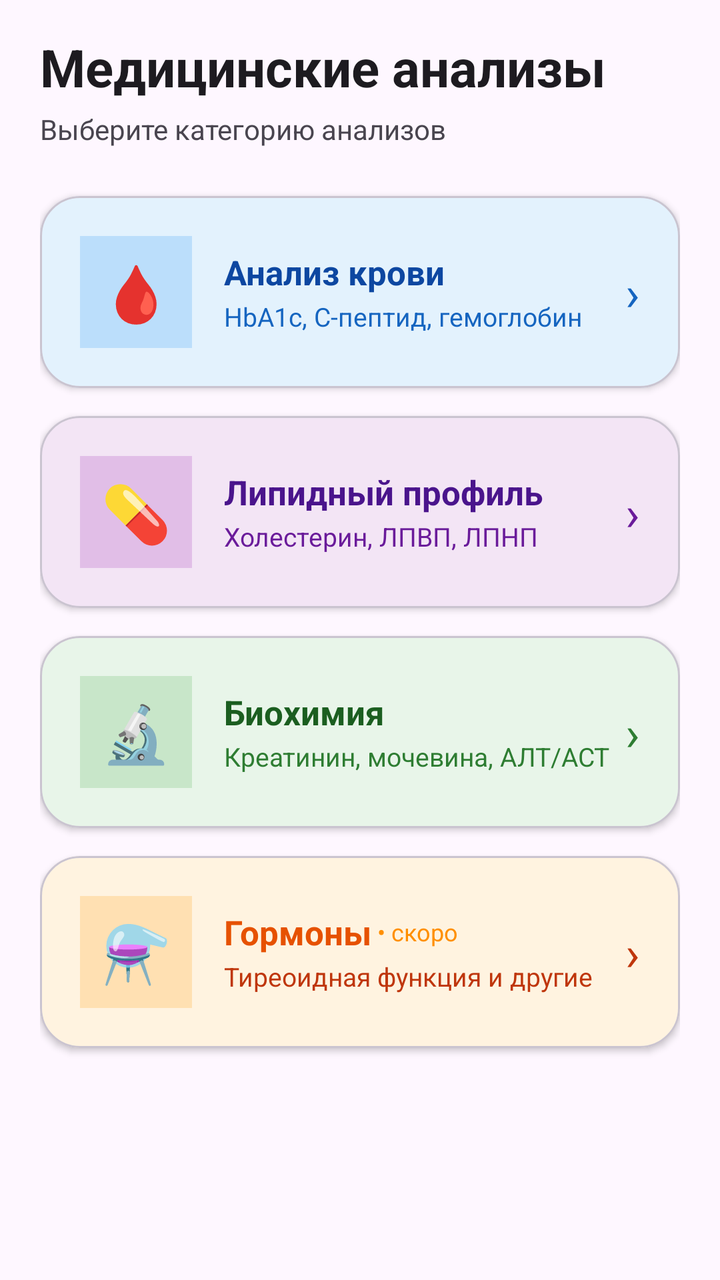
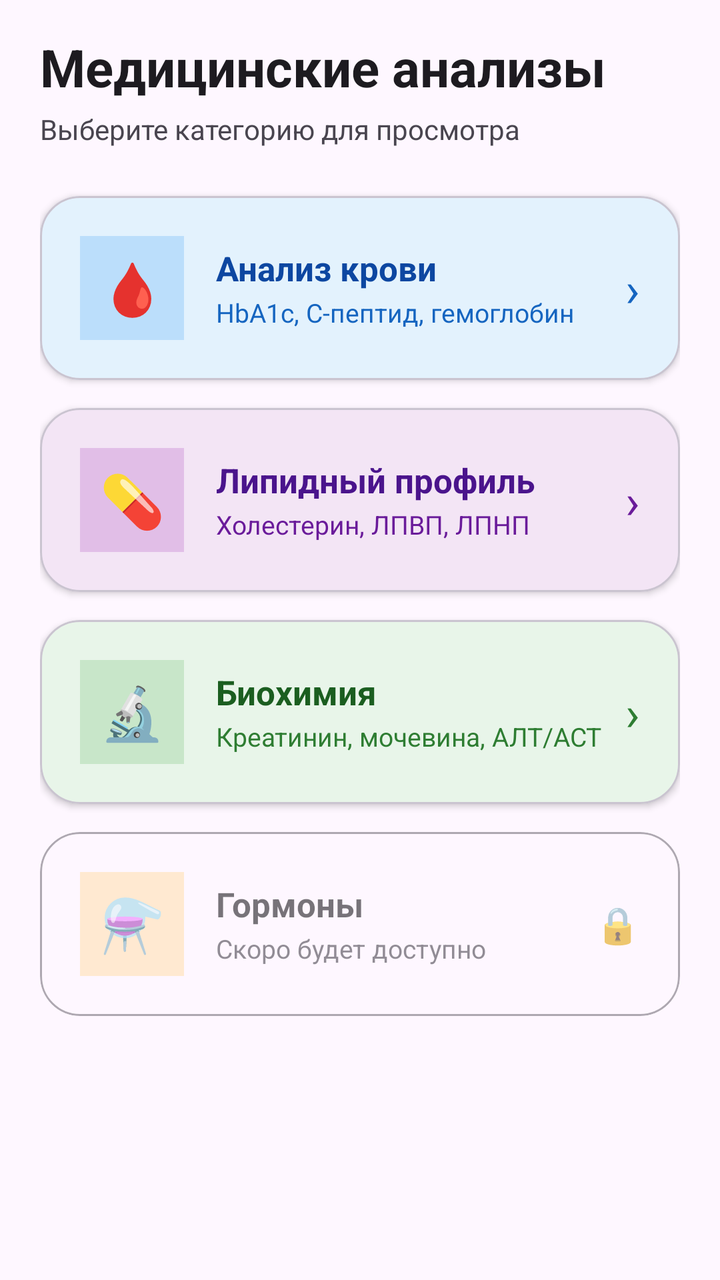

Screens rendered from an Android XML layout before and after an edit, with the pre-edit source and the edit as a unified diff.
<!-- AndroidManifest.xml: application theme Theme.DiaHelp -->
<!-- res/layout/fragment_medical_indications.xml -->
<ScrollView xmlns:android="http://schemas.android.com/apk/res/android" xmlns:app="http://schemas.android.com/apk/res-auto" android:layout_width="match_parent" android:layout_height="match_parent"  android:fillViewport="true">
    <LinearLayout android:layout_width="match_parent" android:layout_height="wrap_content" android:orientation="vertical" android:paddingHorizontal="20dp" android:paddingTop="16dp" android:paddingBottom="32dp">
        
        <TextView android:layout_width="wrap_content" android:layout_height="wrap_content" android:text="Медицинские анализы" android:textSize="26sp" android:textStyle="bold" android:textColor="?attr/colorOnBackground" android:layout_marginBottom="4dp"/>
        <TextView android:layout_width="wrap_content" android:layout_height="wrap_content" android:text="Выберите категорию анализов" android:textSize="14sp" android:textColor="?attr/colorOnSurfaceVariant" android:layout_marginBottom="24dp"/>
        
        <com.google.android.material.card.MaterialCardView android:id="@+id/bloodAnalysis" android:layout_width="match_parent" android:layout_height="wrap_content" android:layout_marginBottom="14dp" android:clickable="true" android:focusable="true" app:cardCornerRadius="20dp" app:cardElevation="2dp" app:cardBackgroundColor="#E3F2FD">
            <LinearLayout android:layout_width="match_parent" android:layout_height="wrap_content" android:orientation="horizontal" android:padding="20dp" android:gravity="center_vertical">
                <TextView android:layout_width="56dp" android:layout_height="56dp" android:text="🩸" android:textSize="28sp" android:gravity="center" android:background="#BBDEFB" android:padding="8dp"/>
                <LinearLayout android:layout_width="0dp" android:layout_height="wrap_content" android:layout_weight="1" android:orientation="vertical" android:paddingStart="16dp">
                    <TextView android:layout_width="wrap_content" android:layout_height="wrap_content" android:text="Анализ крови" android:textSize="17sp" android:textStyle="bold" android:textColor="#0D47A1"/>
                    <TextView android:layout_width="wrap_content" android:layout_height="wrap_content" android:text="HbA1c, C-пептид, гемоглобин" android:textSize="13sp" android:textColor="#1565C0" android:layout_marginTop="2dp"/>
                </LinearLayout>
                <TextView android:layout_width="wrap_content" android:layout_height="wrap_content" android:text="›" android:textSize="24sp" android:textColor="#1565C0"/>
            </LinearLayout>
        </com.google.android.material.card.MaterialCardView>
        
        <com.google.android.material.card.MaterialCardView android:id="@+id/lipidsAnalysis" android:layout_width="match_parent" android:layout_height="wrap_content" android:layout_marginBottom="14dp" android:clickable="true" android:focusable="true" app:cardCornerRadius="20dp" app:cardElevation="2dp" app:cardBackgroundColor="#F3E5F5">
            <LinearLayout android:layout_width="match_parent" android:layout_height="wrap_content" android:orientation="horizontal" android:padding="20dp" android:gravity="center_vertical">
                <TextView android:layout_width="56dp" android:layout_height="56dp" android:text="💊" android:textSize="28sp" android:gravity="center" android:background="#E1BEE7" android:padding="8dp"/>
                <LinearLayout android:layout_width="0dp" android:layout_height="wrap_content" android:layout_weight="1" android:orientation="vertical" android:paddingStart="16dp">
                    <TextView android:layout_width="wrap_content" android:layout_height="wrap_content" android:text="Липидный профиль" android:textSize="17sp" android:textStyle="bold" android:textColor="#4A148C"/>
                    <TextView android:layout_width="wrap_content" android:layout_height="wrap_content" android:text="Холестерин, ЛПВП, ЛПНП" android:textSize="13sp" android:textColor="#6A1B9A" android:layout_marginTop="2dp"/>
                </LinearLayout>
                <TextView android:layout_width="wrap_content" android:layout_height="wrap_content" android:text="›" android:textSize="24sp" android:textColor="#6A1B9A"/>
            </LinearLayout>
        </com.google.android.material.card.MaterialCardView>
        
        <com.google.android.material.card.MaterialCardView android:id="@+id/biochemAnalysis" android:layout_width="match_parent" android:layout_height="wrap_content" android:layout_marginBottom="14dp" android:clickable="true" android:focusable="true" app:cardCornerRadius="20dp" app:cardElevation="2dp" app:cardBackgroundColor="#E8F5E9">
            <LinearLayout android:layout_width="match_parent" android:layout_height="wrap_content" android:orientation="horizontal" android:padding="20dp" android:gravity="center_vertical">
                <TextView android:layout_width="56dp" android:layout_height="56dp" android:text="🔬" android:textSize="28sp" android:gravity="center" android:background="#C8E6C9" android:padding="8dp"/>
                <LinearLayout android:layout_width="0dp" android:layout_height="wrap_content" android:layout_weight="1" android:orientation="vertical" android:paddingStart="16dp">
                    <TextView android:layout_width="wrap_content" android:layout_height="wrap_content" android:text="Биохимия" android:textSize="17sp" android:textStyle="bold" android:textColor="#1B5E20"/>
                    <TextView android:layout_width="wrap_content" android:layout_height="wrap_content" android:text="Креатинин, мочевина, АЛТ/АСТ" android:textSize="13sp" android:textColor="#2E7D32" android:layout_marginTop="2dp"/>
                </LinearLayout>
                <TextView android:layout_width="wrap_content" android:layout_height="wrap_content" android:text="›" android:textSize="24sp" android:textColor="#2E7D32"/>
            </LinearLayout>
        </com.google.android.material.card.MaterialCardView>
        
        <com.google.android.material.card.MaterialCardView android:id="@+id/hormonesAnalysis" android:layout_width="match_parent" android:layout_height="wrap_content" android:layout_marginBottom="14dp" android:clickable="true" android:focusable="true" app:cardCornerRadius="20dp" app:cardElevation="2dp" app:cardBackgroundColor="#FFF3E0">
            <LinearLayout android:layout_width="match_parent" android:layout_height="wrap_content" android:orientation="horizontal" android:padding="20dp" android:gravity="center_vertical">
                <TextView android:layout_width="56dp" android:layout_height="56dp" android:text="⚗️" android:textSize="28sp" android:gravity="center" android:background="#FFE0B2" android:padding="8dp"/>
                <LinearLayout android:layout_width="0dp" android:layout_height="wrap_content" android:layout_weight="1" android:orientation="vertical" android:paddingStart="16dp">
                    <LinearLayout android:layout_width="wrap_content" android:layout_height="wrap_content" android:orientation="horizontal" android:gravity="center_vertical">
                        <TextView android:layout_width="wrap_content" android:layout_height="wrap_content" android:text="Гормоны" android:textSize="17sp" android:textStyle="bold" android:textColor="#E65100"/>
                        <TextView android:layout_width="wrap_content" android:layout_height="wrap_content" android:text=" • скоро" android:textSize="12sp" android:textColor="#FF8F00"/>
                    </LinearLayout>
                    <TextView android:layout_width="wrap_content" android:layout_height="wrap_content" android:text="Тиреоидная функция и другие" android:textSize="13sp" android:textColor="#BF360C" android:layout_marginTop="2dp"/>
                </LinearLayout>
                <TextView android:layout_width="wrap_content" android:layout_height="wrap_content" android:text="›" android:textSize="24sp" android:textColor="#BF360C"/>
            </LinearLayout>
        </com.google.android.material.card.MaterialCardView>
    </LinearLayout>
</ScrollView>
<!-- resources referenced by this layout -->
<resources>
  <style name="Theme.DiaHelp" parent="Base.Theme.DiaHelp" />
  <style name="Base.Theme.DiaHelp" parent="Theme.Material3.DayNight.NoActionBar">
          
          
          <item name="colorPrimary">@color/my_light_primary</item>
      </style>
  <color name="my_light_primary">#FFFFFFFF</color>
</resources>

<!-- the commit's change to res/layout/fragment_medical_indications.xml (unified diff, before → after) -->
@@ -1,15 +1,15 @@
-<ScrollView xmlns:android="http://schemas.android.com/apk/res/android" xmlns:app="http://schemas.android.com/apk/res-auto" android:layout_width="match_parent" android:layout_height="match_parent"  android:fillViewport="true">
+<ScrollView xmlns:android="http://schemas.android.com/apk/res/android" xmlns:app="http://schemas.android.com/apk/res-auto" android:layout_width="match_parent" android:layout_height="match_parent" android:fillViewport="true">
     <LinearLayout android:layout_width="match_parent" android:layout_height="wrap_content" android:orientation="vertical" android:paddingHorizontal="20dp" android:paddingTop="16dp" android:paddingBottom="32dp">
-        
         <TextView android:layout_width="wrap_content" android:layout_height="wrap_content" android:text="Медицинские анализы" android:textSize="26sp" android:textStyle="bold" android:textColor="?attr/colorOnBackground" android:layout_marginBottom="4dp"/>
-        <TextView android:layout_width="wrap_content" android:layout_height="wrap_content" android:text="Выберите категорию анализов" android:textSize="14sp" android:textColor="?attr/colorOnSurfaceVariant" android:layout_marginBottom="24dp"/>
+        <TextView android:layout_width="wrap_content" android:layout_height="wrap_content" android:text="Выберите категорию для просмотра" android:textSize="14sp" android:textColor="?attr/colorOnSurfaceVariant" android:layout_marginBottom="24dp"/>
         
         <com.google.android.material.card.MaterialCardView android:id="@+id/bloodAnalysis" android:layout_width="match_parent" android:layout_height="wrap_content" android:layout_marginBottom="14dp" android:clickable="true" android:focusable="true" app:cardCornerRadius="20dp" app:cardElevation="2dp" app:cardBackgroundColor="#E3F2FD">
             <LinearLayout android:layout_width="match_parent" android:layout_height="wrap_content" android:orientation="horizontal" android:padding="20dp" android:gravity="center_vertical">
-                <TextView android:layout_width="56dp" android:layout_height="56dp" android:text="🩸" android:textSize="28sp" android:gravity="center" android:background="#BBDEFB" android:padding="8dp"/>
+                <TextView android:layout_width="52dp" android:layout_height="52dp" android:text="🩸" android:textSize="26sp" android:gravity="center" android:background="#BBDEFB"/>
                 <LinearLayout android:layout_width="0dp" android:layout_height="wrap_content" android:layout_weight="1" android:orientation="vertical" android:paddingStart="16dp">
                     <TextView android:layout_width="wrap_content" android:layout_height="wrap_content" android:text="Анализ крови" android:textSize="17sp" android:textStyle="bold" android:textColor="#0D47A1"/>
-                    <TextView android:layout_width="wrap_content" android:layout_height="wrap_content" android:text="HbA1c, C-пептид, гемоглобин" android:textSize="13sp" android:textColor="#1565C0" android:layout_marginTop="2dp"/>
+                    
+                    <TextView android:id="@+id/tvBloodLastValue" android:layout_width="wrap_content" android:layout_height="wrap_content" android:text="HbA1c, C-пептид, гемоглобин" android:textSize="13sp" android:textColor="#1565C0" android:layout_marginTop="2dp"/>
                 </LinearLayout>
                 <TextView android:layout_width="wrap_content" android:layout_height="wrap_content" android:text="›" android:textSize="24sp" android:textColor="#1565C0"/>
             </LinearLayout>
@@ -17,10 +17,10 @@
         
         <com.google.android.material.card.MaterialCardView android:id="@+id/lipidsAnalysis" android:layout_width="match_parent" android:layout_height="wrap_content" android:layout_marginBottom="14dp" android:clickable="true" android:focusable="true" app:cardCornerRadius="20dp" app:cardElevation="2dp" app:cardBackgroundColor="#F3E5F5">
             <LinearLayout android:layout_width="match_parent" android:layout_height="wrap_content" android:orientation="horizontal" android:padding="20dp" android:gravity="center_vertical">
-                <TextView android:layout_width="56dp" android:layout_height="56dp" android:text="💊" android:textSize="28sp" android:gravity="center" android:background="#E1BEE7" android:padding="8dp"/>
+                <TextView android:layout_width="52dp" android:layout_height="52dp" android:text="💊" android:textSize="26sp" android:gravity="center" android:background="#E1BEE7"/>
                 <LinearLayout android:layout_width="0dp" android:layout_height="wrap_content" android:layout_weight="1" android:orientation="vertical" android:paddingStart="16dp">
                     <TextView android:layout_width="wrap_content" android:layout_height="wrap_content" android:text="Липидный профиль" android:textSize="17sp" android:textStyle="bold" android:textColor="#4A148C"/>
-                    <TextView android:layout_width="wrap_content" android:layout_height="wrap_content" android:text="Холестерин, ЛПВП, ЛПНП" android:textSize="13sp" android:textColor="#6A1B9A" android:layout_marginTop="2dp"/>
+                    <TextView android:id="@+id/tvLipidsLastValue" android:layout_width="wrap_content" android:layout_height="wrap_content" android:text="Холестерин, ЛПВП, ЛПНП" android:textSize="13sp" android:textColor="#6A1B9A" android:layout_marginTop="2dp"/>
                 </LinearLayout>
                 <TextView android:layout_width="wrap_content" android:layout_height="wrap_content" android:text="›" android:textSize="24sp" android:textColor="#6A1B9A"/>
             </LinearLayout>
@@ -28,26 +28,23 @@
         
         <com.google.android.material.card.MaterialCardView android:id="@+id/biochemAnalysis" android:layout_width="match_parent" android:layout_height="wrap_content" android:layout_marginBottom="14dp" android:clickable="true" android:focusable="true" app:cardCornerRadius="20dp" app:cardElevation="2dp" app:cardBackgroundColor="#E8F5E9">
             <LinearLayout android:layout_width="match_parent" android:layout_height="wrap_content" android:orientation="horizontal" android:padding="20dp" android:gravity="center_vertical">
-                <TextView android:layout_width="56dp" android:layout_height="56dp" android:text="🔬" android:textSize="28sp" android:gravity="center" android:background="#C8E6C9" android:padding="8dp"/>
+                <TextView android:layout_width="52dp" android:layout_height="52dp" android:text="🔬" android:textSize="26sp" android:gravity="center" android:background="#C8E6C9"/>
                 <LinearLayout android:layout_width="0dp" android:layout_height="wrap_content" android:layout_weight="1" android:orientation="vertical" android:paddingStart="16dp">
                     <TextView android:layout_width="wrap_content" android:layout_height="wrap_content" android:text="Биохимия" android:textSize="17sp" android:textStyle="bold" android:textColor="#1B5E20"/>
-                    <TextView android:layout_width="wrap_content" android:layout_height="wrap_content" android:text="Креатинин, мочевина, АЛТ/АСТ" android:textSize="13sp" android:textColor="#2E7D32" android:layout_marginTop="2dp"/>
+                    <TextView android:id="@+id/tvBiochemLastValue" android:layout_width="wrap_content" android:layout_height="wrap_content" android:text="Креатинин, мочевина, АЛТ/АСТ" android:textSize="13sp" android:textColor="#2E7D32" android:layout_marginTop="2dp"/>
                 </LinearLayout>
                 <TextView android:layout_width="wrap_content" android:layout_height="wrap_content" android:text="›" android:textSize="24sp" android:textColor="#2E7D32"/>
             </LinearLayout>
         </com.google.android.material.card.MaterialCardView>
         
-        <com.google.android.material.card.MaterialCardView android:id="@+id/hormonesAnalysis" android:layout_width="match_parent" android:layout_height="wrap_content" android:layout_marginBottom="14dp" android:clickable="true" android:focusable="true" app:cardCornerRadius="20dp" app:cardElevation="2dp" app:cardBackgroundColor="#FFF3E0">
+        <com.google.android.material.card.MaterialCardView android:id="@+id/hormonesAnalysis" android:layout_width="match_parent" android:layout_height="wrap_content" android:layout_marginBottom="14dp" android:clickable="true" android:focusable="true" android:alpha="0.6" app:cardCornerRadius="20dp" app:cardElevation="0dp" app:strokeWidth="1dp" app:strokeColor="?attr/colorOutline" app:cardBackgroundColor="?attr/colorSurface">
             <LinearLayout android:layout_width="match_parent" android:layout_height="wrap_content" android:orientation="horizontal" android:padding="20dp" android:gravity="center_vertical">
-                <TextView android:layout_width="56dp" android:layout_height="56dp" android:text="⚗️" android:textSize="28sp" android:gravity="center" android:background="#FFE0B2" android:padding="8dp"/>
+                <TextView android:layout_width="52dp" android:layout_height="52dp" android:text="⚗️" android:textSize="26sp" android:gravity="center" android:background="#FFE0B2"/>
                 <LinearLayout android:layout_width="0dp" android:layout_height="wrap_content" android:layout_weight="1" android:orientation="vertical" android:paddingStart="16dp">
-                    <LinearLayout android:layout_width="wrap_content" android:layout_height="wrap_content" android:orientation="horizontal" android:gravity="center_vertical">
-                        <TextView android:layout_width="wrap_content" android:layout_height="wrap_content" android:text="Гормоны" android:textSize="17sp" android:textStyle="bold" android:textColor="#E65100"/>
-                        <TextView android:layout_width="wrap_content" android:layout_height="wrap_content" android:text=" • скоро" android:textSize="12sp" android:textColor="#FF8F00"/>
-                    </LinearLayout>
-                    <TextView android:layout_width="wrap_content" android:layout_height="wrap_content" android:text="Тиреоидная функция и другие" android:textSize="13sp" android:textColor="#BF360C" android:layout_marginTop="2dp"/>
+                    <TextView android:layout_width="wrap_content" android:layout_height="wrap_content" android:text="Гормоны" android:textSize="17sp" android:textStyle="bold" android:textColor="?attr/colorOnSurface"/>
+                    <TextView android:layout_width="wrap_content" android:layout_height="wrap_content" android:text="Скоро будет доступно" android:textSize="13sp" android:textColor="?attr/colorOnSurfaceVariant" android:layout_marginTop="2dp"/>
                 </LinearLayout>
-                <TextView android:layout_width="wrap_content" android:layout_height="wrap_content" android:text="›" android:textSize="24sp" android:textColor="#BF360C"/>
+                <TextView android:layout_width="wrap_content" android:layout_height="wrap_content" android:text="🔒" android:textSize="18sp"/>
             </LinearLayout>
         </com.google.android.material.card.MaterialCardView>
     </LinearLayout>
